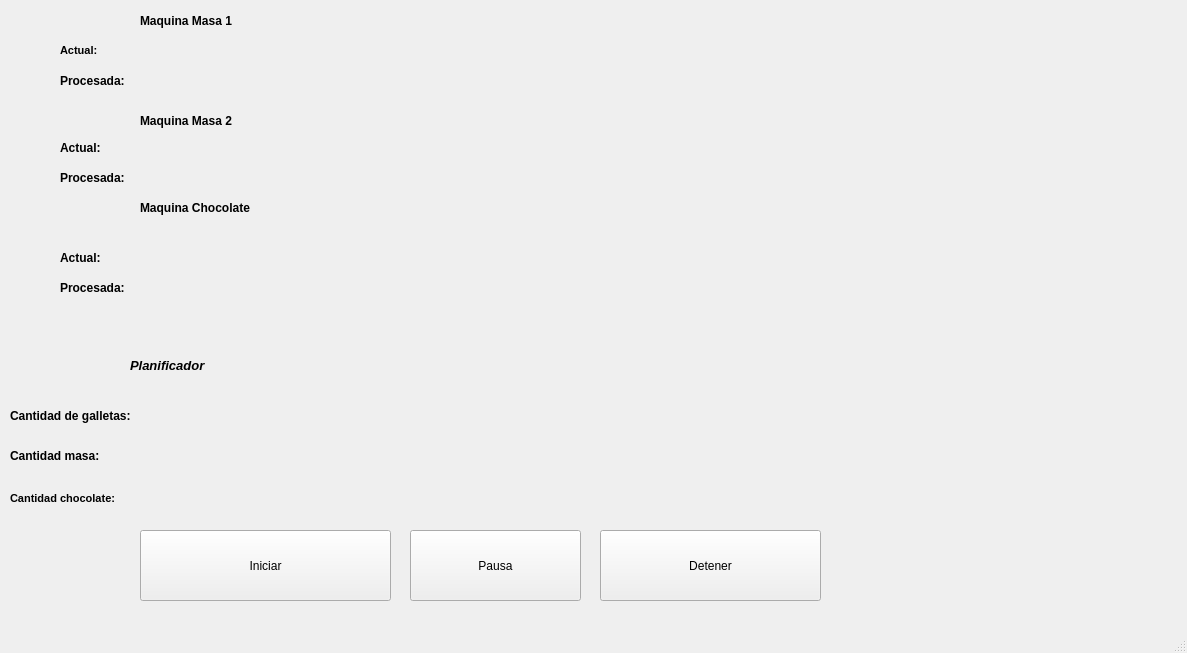
Old version of the form ProyectoGalletas/ventanaprincipal.ui in the repository Huevaldinho/ED-Proyecto1-Galletas.
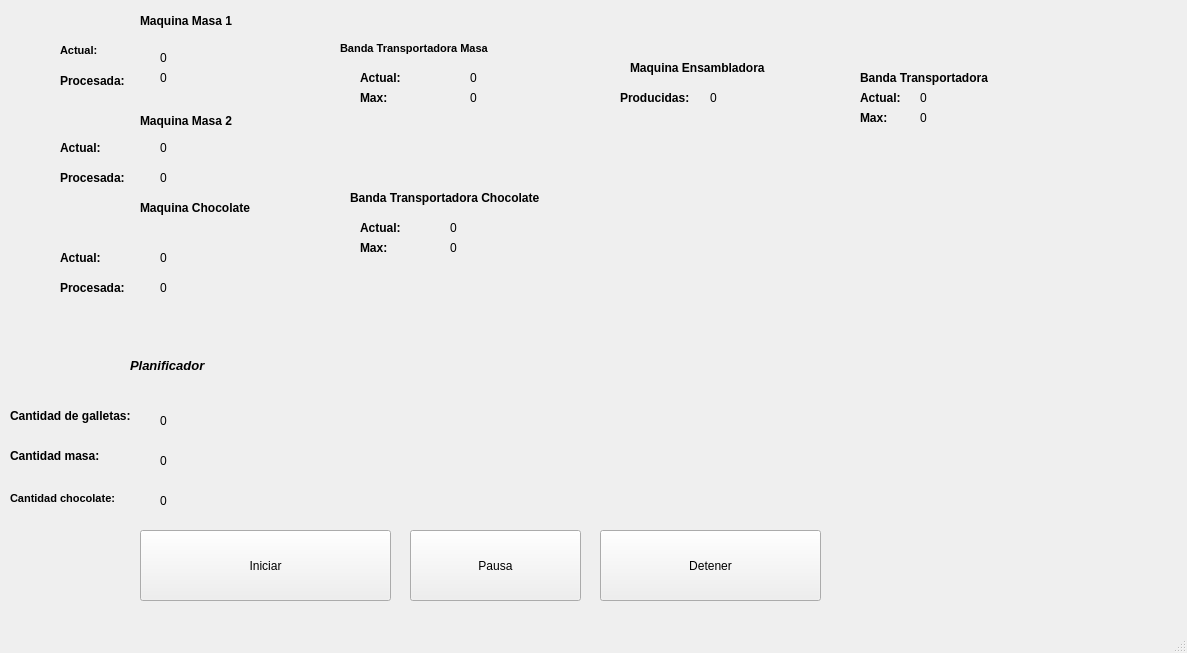
New version of the form.

Commit message:
Hilo ensambladora
que dolor de picha

The edit to the form file:
```diff
--- a/ProyectoGalletas/ventanaprincipal.ui
+++ b/ProyectoGalletas/ventanaprincipal.ui
@@ -17,14 +17,14 @@
    <widget class="QLabel" name="lblCantidadGalletas">
     <property name="geometry">
      <rect>
-      <x>170</x>
+      <x>160</x>
       <y>410</y>
       <width>121</width>
       <height>21</height>
      </rect>
     </property>
     <property name="text">
-     <string/>
+     <string>0</string>
     </property>
    </widget>
    <widget class="QPushButton" name="btnIniciar">
@@ -53,20 +53,20 @@
      </rect>
     </property>
     <property name="text">
-     <string/>
+     <string>0</string>
     </property>
    </widget>
    <widget class="QLabel" name="lblMasa">
     <property name="geometry">
      <rect>
-      <x>180</x>
+      <x>160</x>
       <y>450</y>
       <width>101</width>
       <height>21</height>
      </rect>
     </property>
     <property name="text">
-     <string/>
+     <string>0</string>
     </property>
    </widget>
    <widget class="QLabel" name="lbl_TextGalletasPlani">
@@ -178,7 +178,7 @@
      </rect>
     </property>
     <property name="text">
-     <string/>
+     <string>0</string>
     </property>
    </widget>
    <widget class="QLabel" name="lbl_MaquinaMasa1Procesada">
@@ -191,7 +191,7 @@
      </rect>
     </property>
     <property name="text">
-     <string/>
+     <string>0</string>
     </property>
    </widget>
    <widget class="QLabel" name="lbl_TextMaquina1Actual">
@@ -320,27 +320,27 @@
    <widget class="QLabel" name="lbl_MaquinaMasa2EnProceso">
     <property name="geometry">
      <rect>
-      <x>150</x>
+      <x>160</x>
       <y>140</y>
       <width>55</width>
       <height>16</height>
      </rect>
     </property>
     <property name="text">
-     <string/>
+     <string>0</string>
     </property>
    </widget>
    <widget class="QLabel" name="lbl_MaquinaMasa2Procesada">
     <property name="geometry">
      <rect>
-      <x>150</x>
+      <x>160</x>
       <y>170</y>
       <width>55</width>
       <height>16</height>
      </rect>
     </property>
     <property name="text">
-     <string/>
+     <string>0</string>
     </property>
    </widget>
    <widget class="QLabel" name="lbl_TextMaquinaChoco">
@@ -411,20 +411,322 @@
      </rect>
     </property>
     <property name="text">
-     <string/>
+     <string>0</string>
     </property>
    </widget>
    <widget class="QLabel" name="lbl_MaquinaChocoEnProceso">
     <property name="geometry">
      <rect>
-      <x>150</x>
+      <x>160</x>
       <y>250</y>
       <width>55</width>
       <height>16</height>
      </rect>
     </property>
     <property name="text">
-     <string/>
+     <string>0</string>
+    </property>
+   </widget>
+   <widget class="QLabel" name="lbl_TextBandaTMasaActual">
+    <property name="geometry">
+     <rect>
+      <x>360</x>
+      <y>70</y>
+      <width>55</width>
+      <height>16</height>
+     </rect>
+    </property>
+    <property name="font">
+     <font>
+      <weight>75</weight>
+      <bold>true</bold>
+     </font>
+    </property>
+    <property name="text">
+     <string>Actual:</string>
+    </property>
+   </widget>
+   <widget class="QLabel" name="lbl_TextBandaChocoProcesada">
+    <property name="geometry">
+     <rect>
+      <x>360</x>
+      <y>240</y>
+      <width>71</width>
+      <height>16</height>
+     </rect>
+    </property>
+    <property name="font">
+     <font>
+      <weight>75</weight>
+      <bold>true</bold>
+     </font>
+    </property>
+    <property name="text">
+     <string>Max:</string>
+    </property>
+   </widget>
+   <widget class="QLabel" name="lbl_BantaTMasaMax">
+    <property name="geometry">
+     <rect>
+      <x>470</x>
+      <y>90</y>
+      <width>55</width>
+      <height>16</height>
+     </rect>
+    </property>
+    <property name="text">
+     <string>0</string>
+    </property>
+   </widget>
+   <widget class="QLabel" name="lbl_BandaTChocoActual">
+    <property name="geometry">
+     <rect>
+      <x>450</x>
+      <y>220</y>
+      <width>55</width>
+      <height>16</height>
+     </rect>
+    </property>
+    <property name="text">
+     <string>0</string>
+    </property>
+   </widget>
+   <widget class="QLabel" name="lbl_TextBandaMasa">
+    <property name="geometry">
+     <rect>
+      <x>340</x>
+      <y>40</y>
+      <width>191</width>
+      <height>16</height>
+     </rect>
+    </property>
+    <property name="font">
+     <font>
+      <pointsize>8</pointsize>
+      <weight>75</weight>
+      <bold>true</bold>
+     </font>
+    </property>
+    <property name="text">
+     <string>Banda Transportadora Masa</string>
+    </property>
+   </widget>
+   <widget class="QLabel" name="lbl_BandaTChocoMax">
+    <property name="geometry">
+     <rect>
+      <x>450</x>
+      <y>240</y>
+      <width>55</width>
+      <height>16</height>
+     </rect>
+    </property>
+    <property name="text">
+     <string>0</string>
+    </property>
+   </widget>
+   <widget class="QLabel" name="lbl_BandaTMasaActual">
+    <property name="geometry">
+     <rect>
+      <x>470</x>
+      <y>70</y>
+      <width>55</width>
+      <height>16</height>
+     </rect>
+    </property>
+    <property name="text">
+     <string>0</string>
+    </property>
+   </widget>
+   <widget class="QLabel" name="lbl_TextBandaTMasaProcesada">
+    <property name="geometry">
+     <rect>
+      <x>360</x>
+      <y>90</y>
+      <width>71</width>
+      <height>16</height>
+     </rect>
+    </property>
+    <property name="font">
+     <font>
+      <weight>75</weight>
+      <bold>true</bold>
+     </font>
+    </property>
+    <property name="text">
+     <string>Max:</string>
+    </property>
+   </widget>
+   <widget class="QLabel" name="lbl_TextBandaTChocoActual">
+    <property name="geometry">
+     <rect>
+      <x>360</x>
+      <y>220</y>
+      <width>55</width>
+      <height>16</height>
+     </rect>
+    </property>
+    <property name="font">
+     <font>
+      <weight>75</weight>
+      <bold>true</bold>
+     </font>
+    </property>
+    <property name="text">
+     <string>Actual:</string>
+    </property>
+   </widget>
+   <widget class="QLabel" name="lbl_TextBandaChoco">
+    <property name="geometry">
+     <rect>
+      <x>350</x>
+      <y>190</y>
+      <width>231</width>
+      <height>16</height>
+     </rect>
+    </property>
+    <property name="font">
+     <font>
+      <weight>75</weight>
+      <bold>true</bold>
+     </font>
+    </property>
+    <property name="text">
+     <string>Banda Transportadora Chocolate</string>
+    </property>
+   </widget>
+   <widget class="QLabel" name="lbl_MaquinaEnsambladora">
+    <property name="geometry">
+     <rect>
+      <x>630</x>
+      <y>60</y>
+      <width>181</width>
+      <height>16</height>
+     </rect>
+    </property>
+    <property name="font">
+     <font>
+      <pointsize>9</pointsize>
+      <weight>75</weight>
+      <bold>true</bold>
+     </font>
+    </property>
+    <property name="text">
+     <string>Maquina Ensambladora</string>
+    </property>
+   </widget>
+   <widget class="QLabel" name="lbl_TextEnsambladoraProducida">
+    <property name="geometry">
+     <rect>
+      <x>620</x>
+      <y>90</y>
+      <width>81</width>
+      <height>16</height>
+     </rect>
+    </property>
+    <property name="font">
+     <font>
+      <weight>75</weight>
+      <bold>true</bold>
+     </font>
+    </property>
+    <property name="text">
+     <string>Producidas:</string>
+    </property>
+   </widget>
+   <widget class="QLabel" name="lbl_EnsambladoraProducida">
+    <property name="geometry">
+     <rect>
+      <x>710</x>
+      <y>90</y>
+      <width>55</width>
+      <height>16</height>
+     </rect>
+    </property>
+    <property name="text">
+     <string>0</string>
+    </property>
+   </widget>
+   <widget class="QLabel" name="lbl_TextBandaTransportadora">
+    <property name="geometry">
+     <rect>
+      <x>860</x>
+      <y>70</y>
+      <width>161</width>
+      <height>16</height>
+     </rect>
+    </property>
+    <property name="font">
+     <font>
+      <weight>75</weight>
+      <bold>true</bold>
+     </font>
+    </property>
+    <property name="text">
+     <string>Banda Transportadora</string>
+    </property>
+   </widget>
+   <widget class="QLabel" name="lbl_TextBandaTEnsambladoraActual">
+    <property name="geometry">
+     <rect>
+      <x>860</x>
+      <y>90</y>
+      <width>55</width>
+      <height>16</height>
+     </rect>
+    </property>
+    <property name="font">
+     <font>
+      <weight>75</weight>
+      <bold>true</bold>
+     </font>
+    </property>
+    <property name="text">
+     <string>Actual:</string>
+    </property>
+   </widget>
+   <widget class="QLabel" name="lbl_TextBandaTEnsambladoraMax">
+    <property name="geometry">
+     <rect>
+      <x>860</x>
+      <y>110</y>
+      <width>55</width>
+      <height>16</height>
+     </rect>
+    </property>
+    <property name="font">
+     <font>
+      <weight>75</weight>
+      <bold>true</bold>
+     </font>
+    </property>
+    <property name="text">
+     <string>Max:</string>
+    </property>
+   </widget>
+   <widget class="QLabel" name="lbl_BandaTEnsambladoraActual">
+    <property name="geometry">
+     <rect>
+      <x>920</x>
+      <y>90</y>
+      <width>55</width>
+      <height>16</height>
+     </rect>
+    </property>
+    <property name="text">
+     <string>0</string>
+    </property>
+   </widget>
+   <widget class="QLabel" name="lbl_BandaTEnsambladoraMax">
+    <property name="geometry">
+     <rect>
+      <x>920</x>
+      <y>110</y>
+      <width>55</width>
+      <height>16</height>
+     </rect>
+    </property>
+    <property name="text">
+     <string>0</string>
     </property>
    </widget>
   </widget>
```
The commit also changes 50 other files.
